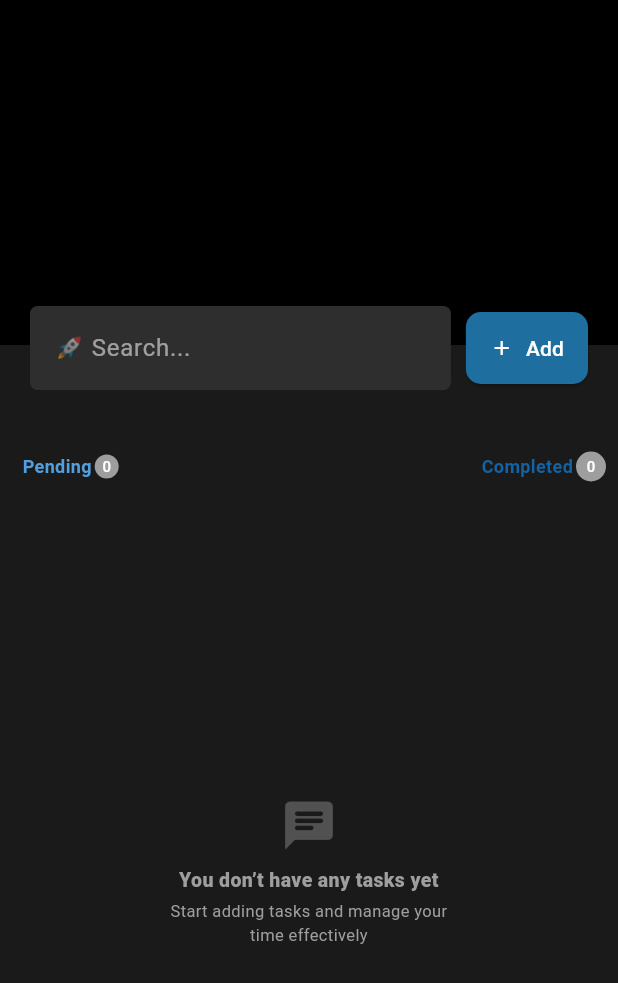
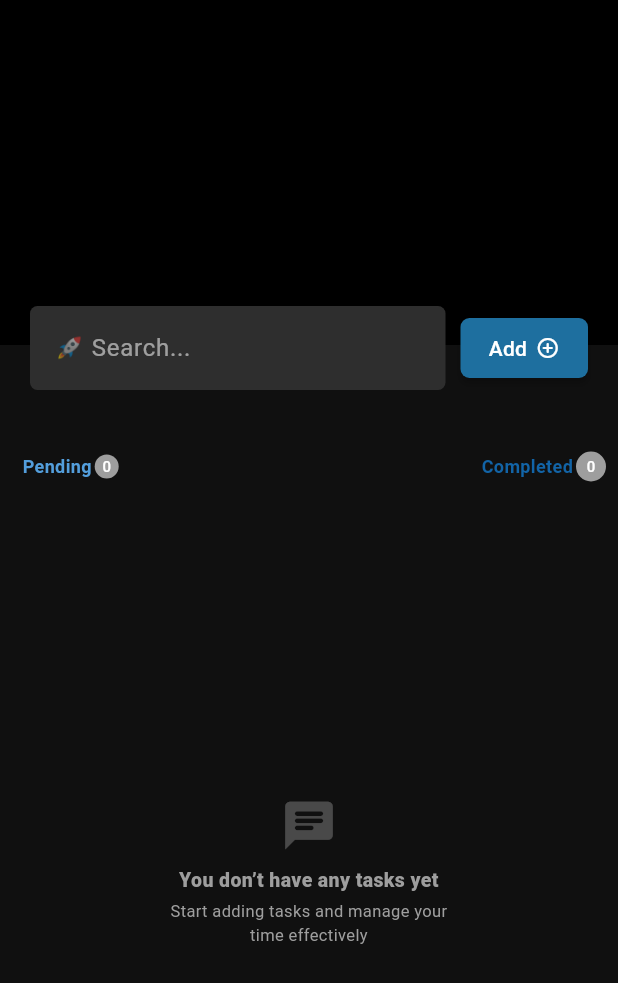
Before and after one commit to hasaanmk11/boarding_task1, a Flutter app: the screen it shows after launch, on a phone screen of 412 x 824 dp. Shown: the top 983 px of the screen. Run offline on Flutter 3.47's test engine with Material 3 defaults, Android fonts, the phone set to English and light mode, and no system bars; our stand-ins replace bloc, cloud_firestore, firebase_core, flutter_bloc; accounts and stored records are empty; Roboto replaces fonts that are missing (Poppins).

Commit message:
task is finished

```diff
--- a/app/lib/screens/home_screen.dart
+++ b/app/lib/screens/home_screen.dart
@@ -22,7 +22,7 @@ class _HomeScreenState extends State<HomeScreen> {
   @override
   Widget build(BuildContext context) {
     return Scaffold(
-      backgroundColor: const Color(0xFF1A1A1A),
+      backgroundColor: const Color.fromARGB(255, 16, 16, 16),
       body: Column(
         children: [
           Stack(
@@ -33,7 +33,7 @@ class _HomeScreenState extends State<HomeScreen> {
                 height: 230,
                 color: Colors.black,
               ),
-               TodoSearchBar(),
+              TodoSearchBar(),
             ],
           ),
           const SizedBox(height: 60),
--- a/app/lib/widgets/search_bar.dart
+++ b/app/lib/widgets/search_bar.dart
@@ -44,7 +44,7 @@ class TodoSearchBar extends StatelessWidget {
 
           const SizedBox(width: 10),
 
-          ElevatedButton.icon(
+          ElevatedButton(
             onPressed: () {
               showModalBottomSheet(
                 context: context,
@@ -56,15 +56,26 @@ class TodoSearchBar extends StatelessWidget {
                 builder: (context) => const AddTodo(),
               );
             },
-            icon: const Icon(Icons.add, size: 16),
-            label: const Text("Add"),
             style: ElevatedButton.styleFrom(
               backgroundColor: const Color(0xFF1E6F9F),
               foregroundColor: Colors.white,
-              padding: const EdgeInsets.symmetric(horizontal: 16, vertical: 14),
+              minimumSize: const Size(85, 40),
+              padding: const EdgeInsets.symmetric(horizontal: 14, vertical: 10),
               shape: RoundedRectangleBorder(
-                borderRadius: BorderRadius.circular(10),
+                borderRadius: BorderRadius.circular(6),
               ),
+              elevation: 2,
+            ),
+            child: Row(
+              mainAxisSize: MainAxisSize.min,
+              children: const [
+                Text(
+                  "Add",
+                  style: TextStyle(fontSize: 14, fontWeight: FontWeight.w500),
+                ),
+                SizedBox(width: 6),
+                Icon(Icons.add_circle_outline_rounded, size: 16),
+              ],
             ),
           ),
         ],
--- a/app/lib/widgets/todo_card.dart
+++ b/app/lib/widgets/todo_card.dart
@@ -25,10 +25,10 @@ class TodoCard extends StatelessWidget {
     return Container(
       decoration: BoxDecoration(
         borderRadius: BorderRadius.circular(6),
-        color: const Color.fromARGB(255, 46, 46, 46),
+        color: const Color.fromARGB(255, 27, 27, 27),
       ),
       width: double.infinity,
-      height: 90,
+      height: 80,
       padding: const EdgeInsets.symmetric(horizontal: 18),
       child: Row(
         mainAxisAlignment: MainAxisAlignment.spaceBetween,
@@ -222,7 +222,6 @@ void showEditTaskSheet(BuildContext context, TaskModel task) {
             ),
             const SizedBox(height: 16),
 
-            // Title text field
             TextField(
               controller: titleController,
               decoration: InputDecoration(
@@ -308,7 +307,6 @@ void showEditTaskSheet(BuildContext context, TaskModel task) {
 
             const SizedBox(height: 20),
 
-            // Submit button
             SizedBox(
               width: double.infinity,
               height: 45,
```
Also changed, not shown: app/lib/widgets/add_todo.dart (+7 -6 lines).
